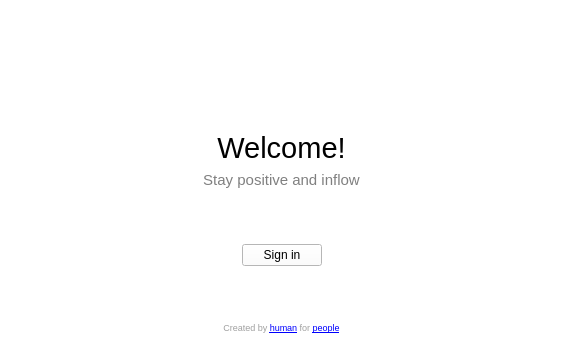
Amixp/flow, file mainwindow.ui: the form before one commit.
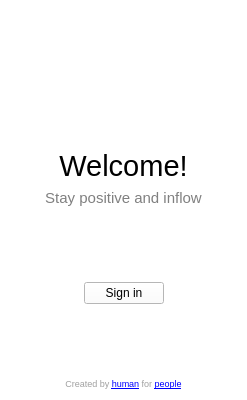
The form after the commit. Icons and pictures are not drawn.

Commit message: Better sliders positioning when using mouse

What changed in the file:
```diff
--- a/mainwindow.ui
+++ b/mainwindow.ui
@@ -6,8 +6,8 @@
    <rect>
     <x>0</x>
     <y>0</y>
-    <width>563</width>
-    <height>344</height>
+    <width>247</width>
+    <height>400</height>
    </rect>
   </property>
   <property name="windowTitle">
```
The commit also changes 1 other file.
